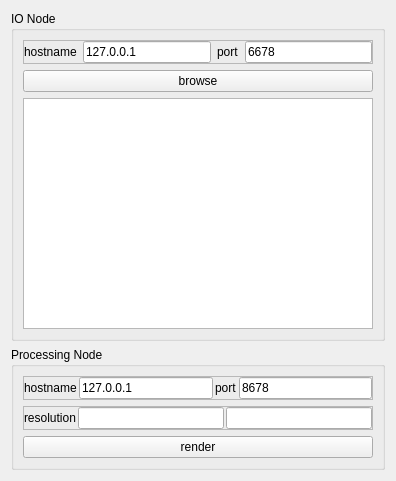
Before: the Qt Designer form src/frontend-qt-waschk/connectionsettings.ui in HPC-Group/Trinity, drawn with Qt 5.
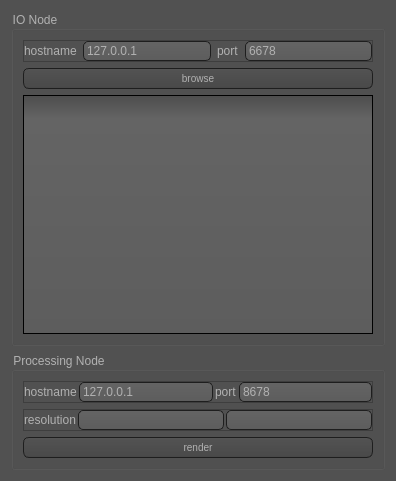
After: the same form once the commit is applied.

The edit to the form file:
```diff
--- a/src/frontend-qt-waschk/connectionsettings.ui
+++ b/src/frontend-qt-waschk/connectionsettings.ui
@@ -13,6 +13,452 @@
   <property name="windowTitle">
    <string>Form</string>
   </property>
+  <property name="styleSheet">
+   <string notr="true">QToolTip
+{
+     border: 1px solid black;
+     background-color: #8c8c8c;
+     padding: 1px;
+     border-radius: 3px;
+     opacity: 100;
+}
+
+QWidget
+{
+    color: #b1b1b1;
+    background-color: #515151;
+}
+
+QWidget:item:hover
+{
+    background-color: QLinearGradient( x1: 0, y1: 0, x2: 0, y2: 1, stop: 0 #8c8c8c, stop: 1 #b3b3b3);
+    color: #000000;
+}
+
+QWidget:item:selected
+{
+    background-color: QLinearGradient( x1: 0, y1: 0, x2: 0, y2: 1, stop: 0 #8c8c8c, stop: 1 #8c8c8c);
+}
+
+QMenuBar::item
+{
+    background: transparent;
+}
+
+QMenuBar::item:selected
+{
+    background: transparent;
+    border: 1px solid #8c8c8c;
+}
+
+QMenuBar::item:pressed
+{
+    background: #444;
+    border: 1px solid #000;
+    background-color: QLinearGradient(
+        x1:0, y1:0,
+        x2:0, y2:1,
+        stop:1 #212121,
+        stop:0.4 #343434/*,
+        stop:0.2 #343434,
+        stop:0.1 #8c8c8c*/
+    );
+    margin-bottom:-1px;
+    padding-bottom:1px;
+}
+
+QMenu
+{
+    border: 1px solid #000;
+}
+
+QMenu::item
+{
+    padding: 2px 20px 2px 20px;
+}
+
+QMenu::item:selected
+{
+    color: #000000;
+}
+
+QWidget:disabled
+{
+    color: #404040;
+    background-color: #515151;
+}
+
+QAbstractItemView
+{
+    background-color: QLinearGradient( x1: 0, y1: 0, x2: 0, y2: 1, stop: 0 #4d4d4d, stop: 0.1 #646464, stop: 1 #5d5d5d);
+}
+
+QWidget:focus
+{
+    /*border: 2px solid QLinearGradient( x1: 0, y1: 0, x2: 0, y2: 1, stop: 0 #8c8c8c, stop: 1 #8c8c8c);*/
+}
+
+QLineEdit
+{
+    background-color: QLinearGradient( x1: 0, y1: 0, x2: 0, y2: 1, stop: 0 #4d4d4d, stop: 0 #646464, stop: 1 #5d5d5d);
+    padding: 1px;
+    border-style: solid;
+    border: 1px solid #1e1e1e;
+    border-radius: 5;
+}
+
+QPushButton
+{
+    color: #b1b1b1;
+    background-color: QLinearGradient( x1: 0, y1: 0, x2: 0, y2: 1, stop: 0 #565656, stop: 0.1 #525252, stop: 0.5 #4e4e4e, stop: 0.9 #4a4a4a, stop: 1 #464646);
+    border-width: 1px;
+    border-color: #1e1e1e;
+    border-style: solid;
+    border-radius: 6;
+    padding: 3px;
+    font-size: 10px;
+    padding-left: 5px;
+    padding-right: 5px;
+}
+
+QPushButton:pressed
+{
+    background-color: QLinearGradient( x1: 0, y1: 0, x2: 0, y2: 1, stop: 0 #2d2d2d, stop: 0.1 #2b2b2b, stop: 0.5 #292929, stop: 0.9 #282828, stop: 1 #252525);
+}
+
+QComboBox
+{
+    selection-background-color: #8c8c8c;
+    background-color: QLinearGradient( x1: 0, y1: 0, x2: 0, y2: 1, stop: 0 #565656, stop: 0.1 #525252, stop: 0.5 #4e4e4e, stop: 0.9 #4a4a4a, stop: 1 #464646);
+    border-style: solid;
+    border: 1px solid #1e1e1e;
+    border-radius: 5;
+}
+
+QComboBox:hover,QPushButton:hover
+{
+    border: 2px solid QLinearGradient( x1: 0, y1: 0, x2: 0, y2: 1, stop: 0 #8c8c8c, stop: 1 #8c8c8c);
+}
+
+
+QComboBox:on
+{
+    padding-top: 3px;
+    padding-left: 4px;
+    background-color: QLinearGradient( x1: 0, y1: 0, x2: 0, y2: 1, stop: 0 #2d2d2d, stop: 0.1 #2b2b2b, stop: 0.5 #292929, stop: 0.9 #282828, stop: 1 #252525);
+    selection-background-color: #8c8c8c;
+}
+
+QComboBox QAbstractItemView
+{
+    border: 2px solid darkgray;
+    selection-background-color: QLinearGradient( x1: 0, y1: 0, x2: 0, y2: 1, stop: 0 #8c8c8c, stop: 1 #8c8c8c);
+}
+
+QComboBox::drop-down
+{
+     subcontrol-origin: padding;
+     subcontrol-position: top right;
+     width: 15px;
+
+     border-left-width: 0px;
+     border-left-color: darkgray;
+     border-left-style: solid; /* just a single line */
+     border-top-right-radius: 3px; /* same radius as the QComboBox */
+     border-bottom-right-radius: 3px;
+ }
+
+QGroupBox:focus
+{
+border: 2px solid QLinearGradient( x1: 0, y1: 0, x2: 0, y2: 1, stop: 0 #8c8c8c, stop: 1 #8c8c8c);
+}
+
+QTextEdit:focus
+{
+    border: 2px solid QLinearGradient( x1: 0, y1: 0, x2: 0, y2: 1, stop: 0 #8c8c8c, stop: 1 #8c8c8c);
+}
+
+QScrollBar:horizontal {
+     border: 1px solid #222222;
+     background: QLinearGradient( x1: 0, y1: 0, x2: 0, y2: 1, stop: 0.0 #121212, stop: 0.2 #282828, stop: 1 #484848);
+     height: 7px;
+     margin: 0px 16px 0 16px;
+}
+
+QScrollBar::handle:horizontal
+{
+      background: QLinearGradient( x1: 0, y1: 0, x2: 1, y2: 0, stop: 0 #8c8c8c, stop: 0.5 #8c8c8c, stop: 1 #8c8c8c);
+      min-height: 20px;
+      border-radius: 2px;
+}
+
+QScrollBar::add-line:horizontal {
+      border: 1px solid #1b1b19;
+      border-radius: 2px;
+      background: QLinearGradient( x1: 0, y1: 0, x2: 1, y2: 0, stop: 0 #8c8c8c, stop: 1 #8c8c8c);
+      width: 14px;
+      subcontrol-position: right;
+      subcontrol-origin: margin;
+}
+
+QScrollBar::sub-line:horizontal {
+      border: 1px solid #1b1b19;
+      border-radius: 2px;
+      background: QLinearGradient( x1: 0, y1: 0, x2: 1, y2: 0, stop: 0 #8c8c8c, stop: 1 #8c8c8c);
+      width: 14px;
+     subcontrol-position: left;
+     subcontrol-origin: margin;
+}
+
+QScrollBar::right-arrow:horizontal, QScrollBar::left-arrow:horizontal
+{
+      border: 1px solid black;
+      width: 1px;
+      height: 1px;
+      background: white;
+}
+
+QScrollBar::add-page:horizontal, QScrollBar::sub-page:horizontal
+{
+      background: none;
+}
+
+QScrollBar:vertical
+{
+      background: QLinearGradient( x1: 0, y1: 0, x2: 1, y2: 0, stop: 0.0 #121212, stop: 0.2 #282828, stop: 1 #484848);
+      width: 7px;
+      margin: 16px 0 16px 0;
+      border: 1px solid #222222;
+}
+
+QScrollBar::handle:vertical
+{
+      background: QLinearGradient( x1: 0, y1: 0, x2: 0, y2: 1, stop: 0 #8c8c8c, stop: 0.5 #8c8c8c, stop: 1 #8c8c8c);
+      min-height: 20px;
+      border-radius: 2px;
+}
+
+QScrollBar::add-line:vertical
+{
+      border: 1px solid #1b1b19;
+      border-radius: 2px;
+      background: QLinearGradient( x1: 0, y1: 0, x2: 0, y2: 1, stop: 0 #8c8c8c, stop: 1 #8c8c8c);
+      height: 14px;
+      subcontrol-position: bottom;
+      subcontrol-origin: margin;
+}
+
+QScrollBar::sub-line:vertical
+{
+      border: 1px solid #1b1b19;
+      border-radius: 2px;
+      background: QLinearGradient( x1: 0, y1: 0, x2: 0, y2: 1, stop: 0 #8c8c8c, stop: 1 #8c8c8c);
+      height: 14px;
+      subcontrol-position: top;
+      subcontrol-origin: margin;
+}
+
+QScrollBar::up-arrow:vertical, QScrollBar::down-arrow:vertical
+{
+      border: 1px solid black;
+      width: 1px;
+      height: 1px;
+      background: white;
+}
+
+
+QScrollBar::add-page:vertical, QScrollBar::sub-page:vertical
+{
+      background: none;
+}
+
+QTextEdit
+{
+    background-color: #242424;
+}
+
+QPlainTextEdit
+{
+    background-color: #242424;
+}
+
+QHeaderView::section
+{
+    background-color: QLinearGradient(x1:0, y1:0, x2:0, y2:1, stop:0 #616161, stop: 0.5 #505050, stop: 0.6 #434343, stop:1 #656565);
+    color: white;
+    padding-left: 4px;
+    border: 1px solid #6c6c6c;
+}
+
+QCheckBox:disabled
+{
+color: #414141;
+}
+
+QDockWidget::title
+{
+    text-align: center;
+    spacing: 3px; /* spacing between items in the tool bar */
+    background-color: QLinearGradient(x1:0, y1:0, x2:0, y2:1, stop:0 #515151, stop: 0.5 #242424, stop:1 #515151);
+}
+
+QDockWidget::close-button, QDockWidget::float-button
+{
+    text-align: center;
+    spacing: 1px; /* spacing between items in the tool bar */
+    background-color: QLinearGradient(x1:0, y1:0, x2:0, y2:1, stop:0 #515151, stop: 0.5 #242424, stop:1 #515151);
+}
+
+QDockWidget::close-button:hover, QDockWidget::float-button:hover
+{
+    background: #242424;
+}
+
+QDockWidget::close-button:pressed, QDockWidget::float-button:pressed
+{
+    padding: 1px -1px -1px 1px;
+}
+
+QMainWindow::separator
+{
+    background-color: QLinearGradient(x1:0, y1:0, x2:0, y2:1, stop:0 #161616, stop: 0.5 #151515, stop: 0.6 #212121, stop:1 #343434);
+    color: white;
+    padding-left: 4px;
+    border: 1px solid #4c4c4c;
+    spacing: 3px; /* spacing between items in the tool bar */
+}
+
+QMainWindow::separator:hover
+{
+
+    background-color: QLinearGradient(x1:0, y1:0, x2:0, y2:1, stop:0 #8c8c8c, stop:0.5 #b56c17 stop:1 #8c8c8c);
+    color: white;
+    padding-left: 4px;
+    border: 1px solid #6c6c6c;
+    spacing: 3px; /* spacing between items in the tool bar */
+}
+
+QMenu::separator
+{
+    height: 2px;
+    background-color: QLinearGradient(x1:0, y1:0, x2:0, y2:1, stop:0 #161616, stop: 0.5 #151515, stop: 0.6 #212121, stop:1 #343434);
+    color: white;
+    padding-left: 4px;
+    margin-left: 10px;
+    margin-right: 5px;
+}
+
+QProgressBar
+{
+    border: 2px solid grey;
+    border-radius: 5px;
+    text-align: center;
+}
+
+QProgressBar::chunk
+{
+    background-color: #8c8c8c;
+    width: 2.15px;
+    margin: 0.5px;
+}
+
+QTabBar::tab {
+    color: #b1b1b1;
+    border: 1px solid #444;
+    border-bottom-style: none;
+    background-color: #515151;
+    padding-left: 10px;
+    padding-right: 10px;
+    padding-top: 3px;
+    padding-bottom: 2px;
+    margin-right: -1px;
+}
+
+QTabWidget::pane {
+    border: 1px solid #444;
+    top: 1px;
+}
+
+QTabBar::tab:last
+{
+    margin-right: 0; /* the last selected tab has nothing to overlap with on the right */
+    border-top-right-radius: 3px;
+}
+
+QTabBar::tab:first:!selected
+{
+ margin-left: 0px; /* the last selected tab has nothing to overlap with on the right */
+
+
+    border-top-left-radius: 3px;
+}
+
+QTabBar::tab:!selected
+{
+    color: #b1b1b1;
+    border-bottom-style: solid;
+    margin-top: 3px;
+    background-color: QLinearGradient(x1:0, y1:0, x2:0, y2:1, stop:1 #212121, stop:.4 #343434);
+}
+
+QTabBar::tab:selected
+{
+    border-top-left-radius: 3px;
+    border-top-right-radius: 3px;
+    margin-bottom: 0px;
+}
+
+QTabBar::tab:!selected:hover
+{
+    /*border-top: 2px solid #8c8c8c;
+    padding-bottom: 3px;*/
+    border-top-left-radius: 3px;
+    border-top-right-radius: 3px;
+    background-color: QLinearGradient(x1:0, y1:0, x2:0, y2:1, stop:1 #212121, stop:0.4 #343434, stop:0.2 #343434, stop:0.1 #8c8c8c);
+}
+
+QRadioButton::indicator:checked, QRadioButton::indicator:unchecked{
+    color: #b1b1b1;
+    background-color: #515151;
+    border: 1px solid #b1b1b1;
+    border-radius: 6px;
+}
+
+QRadioButton::indicator:checked
+{
+    background-color: qradialgradient(
+        cx: 0.5, cy: 0.5,
+        fx: 0.5, fy: 0.5,
+        radius: 1.0,
+        stop: 0.25 #8c8c8c,
+        stop: 0.3 #515151
+    );
+}
+
+QCheckBox::indicator{
+    color: #b1b1b1;
+    background-color: #515151;
+    border: 1px solid #b1b1b1;
+    width: 9px;
+    height: 9px;
+}
+
+QRadioButton::indicator
+{
+    border-radius: 6px;
+}
+
+QRadioButton::indicator:hover, QCheckBox::indicator:hover
+{
+    border: 1px solid #8c8c8c;
+}
+
+QCheckBox::indicator:disabled, QRadioButton::indicator:disabled
+{
+    border: 1px solid #444;
+}
+</string>
+  </property>
   <layout class="QGridLayout" name="gridLayout">
    <item row="1" column="0">
     <widget class="QGroupBox" name="io_groupBox">
```
